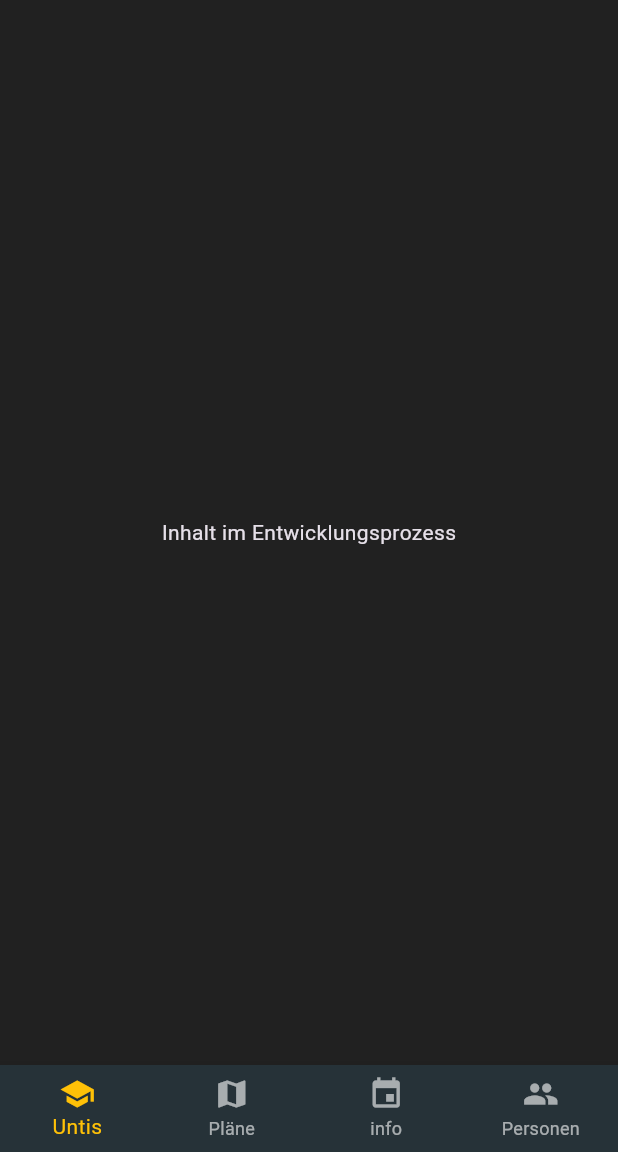
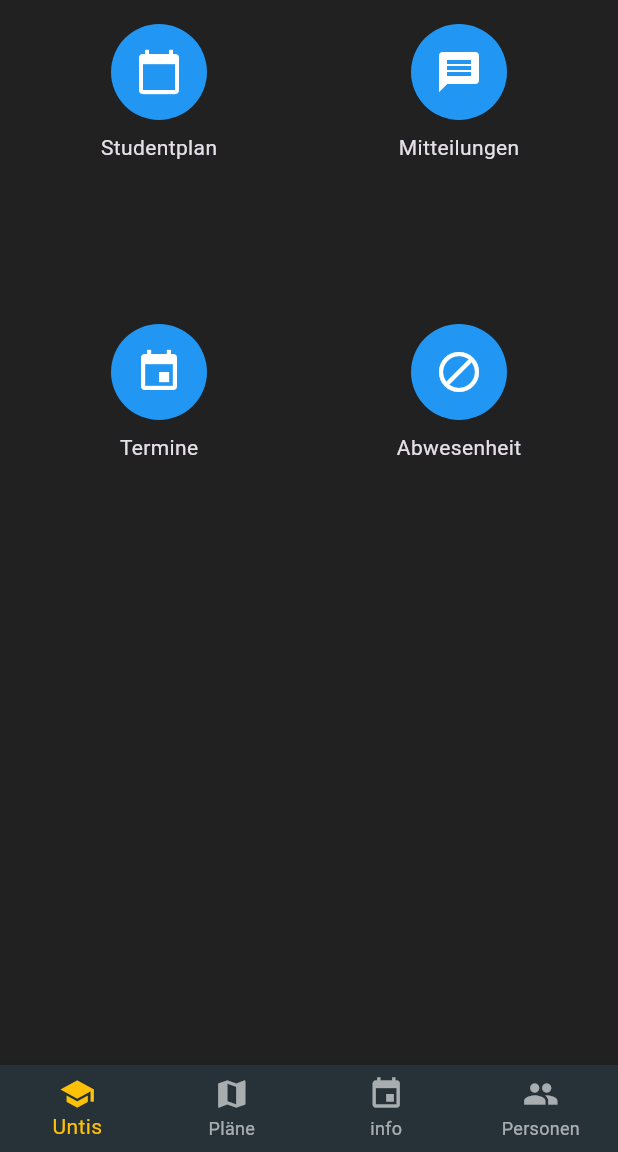
Before and after one commit to Kascabrel/BK-Witten-App, a Flutter app: the screen it shows after launch, on a phone screen of 412 x 824 dp, the part 84-1236 px from its top. Run offline on Flutter 3.47's test engine with Material 3 defaults, Android fonts, the phone set to English and light mode, and no system bars; our stand-ins replace package_info_plus; network calls fail.

Commit message:
Feature:  UntisGridviewpage Add: IMplement the Gridwiew for the untis section with corresponding thematic

```diff
--- a/frontend/lib/screens/homePage.dart
+++ b/frontend/lib/screens/homePage.dart
@@ -1,10 +1,11 @@
 import 'package:flutter/material.dart';
-import 'package:frontend/widgets/mobil/custum_app_bar.dart';
+import 'package:frontend/screens/untis/untisGridView.dart';
+import 'package:frontend/widgets/mobil/custumAppBar.dart';
 import 'package:frontend/services/update_checker.dart';
-import 'package:frontend/widgets/mobil/navigation_bar.dart';
+import 'package:frontend/widgets/mobil/navigationBar.dart';
 
 import 'customDrawer.dart';
-import '../widgets/web/navigation_rail.dart'; // Update service
+import '../widgets/web/navigationRail.dart'; // Update service
 
 class MyHomePage extends StatefulWidget {
   const MyHomePage({super.key});
@@ -16,24 +17,23 @@
 class _MyHomePageState extends State<MyHomePage> {
   int _selectedIndex = 0; // for the navigation bar
 
+  final List<Widget> listView = [
+    const UntisGridView(),
+    const Center(
+      child: Text("Inhalt im Entwicklungsprozes"),
+    ),
+    const Center(
+      child: Text("Inhalt im Entwicklungsprozes"),
+    ),
+    const Center(
+      child: Text("Inhalt im Entwicklungsprozes"),
+    )
+  ];
+
   void _onItemTapped(int index) {
     setState(() {
       _selectedIndex = index;
     });
-    switch (index) {
-      case 0:
-        print("the first item was clicked");
-        break;
-      case 1:
-        print("the second item was clicked");
-        break;
-      case 3:
-        print("the third item was clicked");
-        break;
-      case 4:
-        print("the fourth item was clicked");
-        break;
-    }
   }
 
   @override
@@ -53,7 +53,7 @@
         return Scaffold(
           appBar: CustomAppBar(
             title: isDesktop
-                ? "Berufskolleg-Witten des Enepe-Ruhr-Kreises"
+                ? "Berufskolleg-Witten des Ennepe-Ruhr-Kreises"
                 : "Berufskolleg-Witten",
             centerTitle: isDesktop,
           ),
@@ -64,10 +64,8 @@
                   selectedIndex: _selectedIndex,
                   onDestinationSelected: _onItemTapped,
                 ),
-              const Expanded(
-                child: Center(
-                  child: Text("Inhalt im Entwicklungsprozess"),
-                ),
+              Expanded(
+                child: listView[_selectedIndex],
               ),
             ],
           ),
--- /dev/null
+++ b/frontend/lib/screens/untis/untisGridView.dart
@@ -0,0 +1,51 @@
+import 'package:flutter/material.dart';
+
+import '../../widgets/iconLabelButton.dart';
+
+class UntisGridView extends StatelessWidget {
+  const UntisGridView({super.key});
+
+  @override
+  Widget build(BuildContext context) {
+    return LayoutBuilder(
+      builder: (context, constraints) {
+        // Adjust the number of column according to the width
+        int crossAxisCount = 2;
+        if (constraints.maxWidth > 1200) {
+          crossAxisCount = 5;
+        } else if (constraints.maxWidth > 800) {
+          crossAxisCount = 3;
+        }
+
+        return GridView.count(
+          crossAxisCount: crossAxisCount,
+          padding: const EdgeInsets.all(16),
+          crossAxisSpacing: 20,
+          mainAxisSpacing: 20,
+          children: [
+            IconLabelButton(
+              icon: Icons.calendar_today,
+              label: 'Studentplan',
+              onTap: () => Navigator.pushNamed(context, '/studentplan'),
+            ),
+            IconLabelButton(
+              icon: Icons.message,
+              label: 'Mitteilungen',
+              onTap: () => Navigator.pushNamed(context, '/mitteilungen'),
+            ),
+            IconLabelButton(
+              icon: Icons.event,
+              label: 'Termine',
+              onTap: () => Navigator.pushNamed(context, '/termine'),
+            ),
+            IconLabelButton(
+              icon: Icons.block,
+              label: 'Abwesenheit',
+              onTap: () => Navigator.pushNamed(context, '/abwesenheit'),
+            ),
+          ],
+        );
+      },
+    );
+  }
+}
--- /dev/null
+++ b/frontend/lib/widgets/iconLabelButton.dart
@@ -0,0 +1,36 @@
+import 'package:flutter/material.dart';
+
+class IconLabelButton extends StatelessWidget {
+  final IconData icon;
+  final String label;
+  final VoidCallback onTap;
+
+  const IconLabelButton({
+    super.key,
+    required this.icon,
+    required this.label,
+    required this.onTap,
+  });
+
+  @override
+  Widget build(BuildContext context) {
+    return GestureDetector(
+      onTap: onTap,
+      child: Column(
+        mainAxisSize: MainAxisSize.min,
+        children: [
+          Container(
+            padding: const EdgeInsets.all(16),
+            decoration: const BoxDecoration(
+              shape: BoxShape.circle,
+              color: Colors.blue,
+            ),
+            child: Icon(icon, color: Colors.white, size: 32),
+          ),
+          const SizedBox(height: 8),
+          Text(label, style: const TextStyle(fontSize: 14)),
+        ],
+      ),
+    );
+  }
+}
```
Also changed, not shown: frontend/lib/widgets/mobil/custumAppBar.dart (renamed from frontend/lib/widgets/mobil/custum_app_bar.dart), frontend/lib/widgets/mobil/navigationBar.dart (renamed from frontend/lib/widgets/mobil/navigation_bar.dart), frontend/lib/widgets/web/navigationRail.dart (renamed from frontend/lib/widgets/web/navigation_rail.dart).
